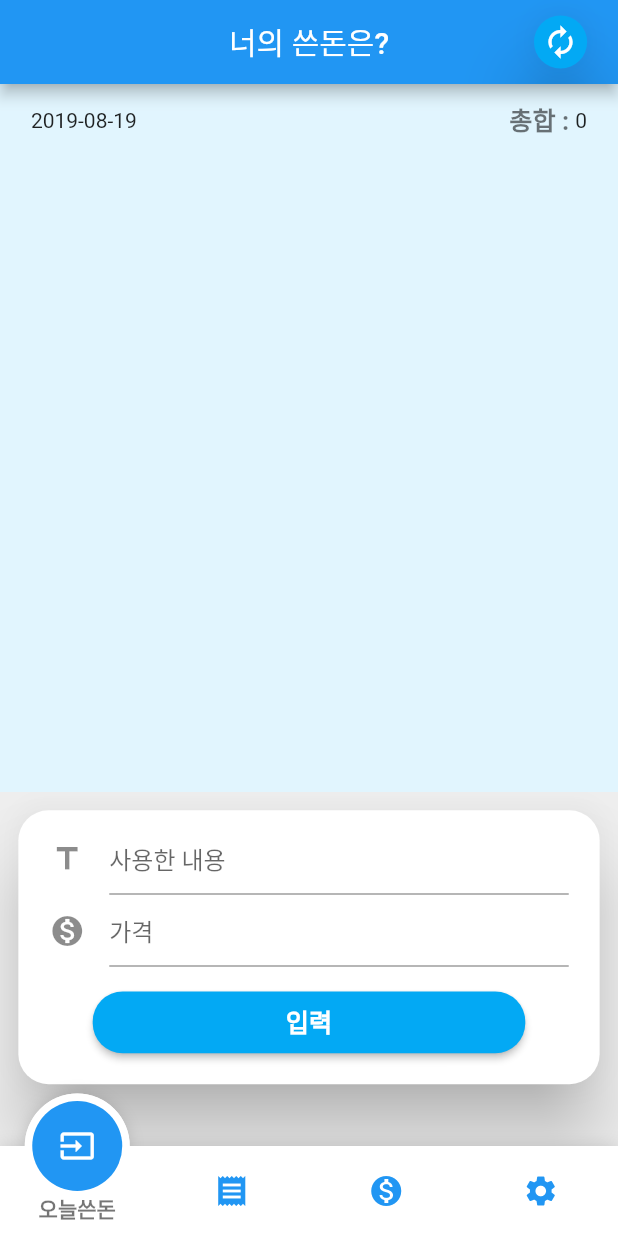
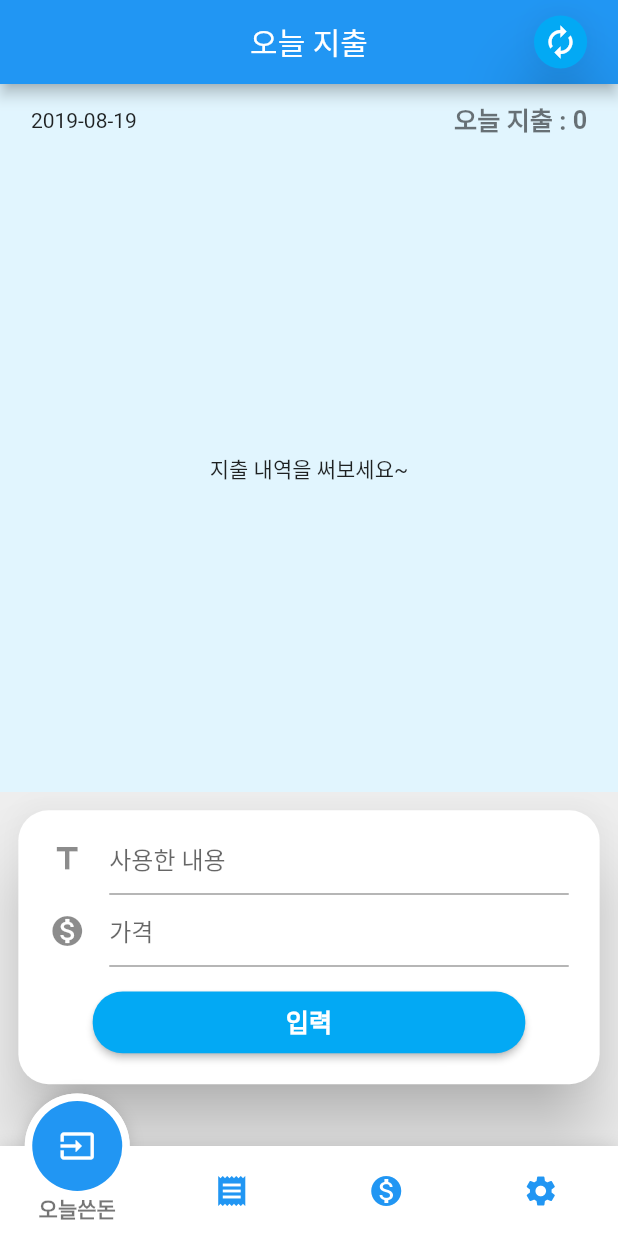
Before and after one commit to skykec4/simple_trip, a Flutter app: the screen it shows after launch, on a phone screen of 412 x 824 dp. Run offline on Flutter 3.47's test engine with Material 2 defaults, Android fonts, the phone set to English and light mode, and no system bars; drawn by our look-alikes of fancy_bottom_navigation; our stand-ins replace localstorage, shared_preferences, sqflite, table_calendar; accounts and stored records are empty.

Commit message:
코드 정리 및 전체 지출 리스트 수정

```diff
--- a/lib/main.dart
+++ b/lib/main.dart
@@ -23,6 +23,7 @@ class MyApp extends StatelessWidget {
     }
 
     return MaterialApp(
+      debugShowCheckedModeBanner: false,
       title: 'Flutter Demo',
       theme: ThemeData(
         primarySwatch: Colors.blue,
--- a/lib/models/money.dart
+++ b/lib/models/money.dart
@@ -3,6 +3,7 @@ class Money {
   String _title;
   int _money;
   String _date;
+  int _total;
 
 //  Money(this._title, this._money, this._date);
 
@@ -15,6 +16,8 @@ class Money {
   int get money => _money;
 
   String get date => _date;
+
+  int get total => _total;
 
   set title(String newTitle) {
     if (newTitle.length <= 255) {
@@ -37,6 +40,12 @@ class Money {
     map['money'] = _money;
     map['date'] = _date;
 
+    if(total != null){
+      map['total'] = _total;
+    }
+
+
+
     return map;
   }
 
@@ -45,5 +54,6 @@ class Money {
     this._title = map['title'];
     this._money = map['money'];
     this._date = map['date'];
+    this._total = map['total'];
   }
 }
--- a/lib/src/input_money.dart
+++ b/lib/src/input_money.dart
@@ -1,14 +1,10 @@
 import 'package:flutter/material.dart';
 import 'package:intl/intl.dart';
-
-//import 'package:myapp/util/store.dart';
-import 'package:provider/provider.dart';
-//import 'package:localstorage/localstorage.dart';
-
 import 'dart:async';
 import 'package:myapp/models/money.dart';
 import 'package:myapp/utils/database_helper.dart';
 import 'package:sqflite/sqflite.dart';
+import 'package:myapp/utils/integer_format.dart';
 
 class InputMoney extends StatefulWidget {
   @override
@@ -18,44 +14,26 @@ class InputMoney extends StatefulWidget {
 class _InputMoneyState extends State<InputMoney> {
   DatabaseHelper databaseHelper = DatabaseHelper();
   List<Money> moneyList;
-  int count = 0;
+  int moneyListLength = 0;
+  int total = 0;
+  IntegerFormat formatter = new IntegerFormat();
 
   final _formKey = GlobalKey<FormState>();
   final GlobalKey<AnimatedListState> _listKey = GlobalKey();
 
   TextEditingController _title = TextEditingController();
   TextEditingController _money = TextEditingController();
-  var formatter = new NumberFormat("#,###");
 
   final FocusNode _titleFocus = FocusNode();
   final FocusNode _moneyFocus = FocusNode();
 
-  //localStorage
-//  final LocalStorage storage = new LocalStorage('trip');
-
-//  var now = DateTime.now();
-
-  var today = DateTime.now().year.toString() +
-      (DateTime.now().month.toString().length == 1
-          ? "0" + DateTime.now().month.toString()
-          : DateTime.now().month.toString()) +
-      (DateTime.now().day.toString().length == 1
-          ? "0" + DateTime.now().day.toString()
-          : DateTime.now().day.toString());
-
   @override
   Widget build(BuildContext context) {
     Size size = MediaQuery.of(context).size;
-//    var getData = storage.getItem("use_money");
-//    print(getData);
+
     if (moneyList == null) {
       moneyList = List<Money>();
       updateListView();
-    }
-    int total = 0;
-
-    for (int i = 0; i < moneyList.length; i++) {
-      total = total + moneyList[i].money;
     }
 
     return Container(
@@ -86,31 +64,21 @@ class _InputMoneyState extends State<InputMoney> {
                             children: <Widget>[
                               Text(DateFormat('yyyy-MM-dd')
                                   .format(DateTime.now())),
-//                              Text(
-//                                Provider.of<Money>(context, listen: true)
-//                                    .getNow
-//                                    .toString(),
-//                                textScaleFactor: 1.5,
-//                                style: TextStyle(
-//                                    color: Colors.black54,
-//                                    fontWeight: FontWeight.bold),
-//                              ),
                               Container(
                                   child: Row(
                                 children: <Widget>[
                                   Text(
-                                    '총합 : ',
+                                    '오늘 지출 : ',
                                     textScaleFactor: 1.2,
                                     style: TextStyle(
                                         fontWeight: FontWeight.bold,
                                         color: Colors.black54),
                                   ),
-                                  Text(total.toString())
-//                                  Text(
-//                                    formatter.format(Provider.of<Money>(context)
-//                                        .getTodayTotalMoney),
-//                                    textScaleFactor: 1.4,
-//                                  )
+                                  Text(formatter.getFormat(total),
+                                      textScaleFactor: 1.2,
+                                      style: TextStyle(
+                                          fontWeight: FontWeight.bold,
+                                          color: Colors.black54))
                                 ],
                               ))
                             ],
@@ -210,11 +178,9 @@ class _InputMoneyState extends State<InputMoney> {
                                         'title': _title.text,
                                         'money': _money.text
                                       };
-//                                      Provider.of<Money>(context)
-//                                          .setToday(list);
+
                                       _save(
                                           _title.text, int.parse(_money.text));
-//                                      _addAnItem();
                                       _title.text = '';
                                       _money.text = '';
 
@@ -244,18 +210,15 @@ class _InputMoneyState extends State<InputMoney> {
     if (moneyList == null) {
       moneyList = List<Money>();
     }
-    print("moneyList :::: $moneyList");
-//    var today = Provider.of<Money>(context).getToday;
 
-//    return AnimatedList(
-//      key: _listKey,
-//      initialItemCount: moneyList.length,
-//      itemBuilder: (context, index, animation) => _buildItem(context, moneyList[index], animation),
-//    );
-
+    if(moneyListLength == 0){
+      return Center(
+        child: Text('지출 내역을 써보세요~'),
+      );
+    }
 
     return ListView.builder(
-        itemCount: moneyList.length,
+        itemCount: moneyListLength,
         itemBuilder: (context, index) {
           return SizedBox(
             height: MediaQuery.of(context).size.height * 0.1,
@@ -276,7 +239,7 @@ class _InputMoneyState extends State<InputMoney> {
                       mainAxisAlignment: MainAxisAlignment.spaceBetween,
                       children: <Widget>[
                         Text(moneyList[index].title),
-                        Text(moneyList[index].money.toString()),
+                        Text(formatter.getFormat(moneyList[index].money)),
                       ],
                     ),
                   )),
@@ -304,8 +267,8 @@ class _InputMoneyState extends State<InputMoney> {
       ),
     );
   }
+
   void _addAnItem() {
-
     final Future<Database> dbFuture = databaseHelper.initDatabase();
     dbFuture.then((database) {
       Future<List<Money>> moneyListFuture = databaseHelper.getMoneyList();
@@ -313,7 +276,7 @@ class _InputMoneyState extends State<InputMoney> {
       moneyListFuture.then((moneyList) {
         setState(() {
           this.moneyList = moneyList;
-          this.count = moneyList.length;
+          this.moneyListLength = moneyList.length;
         });
       });
     });
@@ -322,11 +285,9 @@ class _InputMoneyState extends State<InputMoney> {
     _listKey.currentState.insertItem(0);
   }
 
-
   void _save(String newTitle, int newMoney) async {
     updateListView();
     int nextId = await databaseHelper.nextId();
-    print('nextId111111 : $nextId');
     if (nextId == null) {
       nextId = 1;
     } else {
@@ -336,10 +297,7 @@ class _InputMoneyState extends State<InputMoney> {
     String date = DateFormat('yyyyMMdd').format(DateTime.now());
     Money money = new Money(newTitle, newMoney, date);
 
-    print('money : $money');
-
     int result = await databaseHelper.insertMoney(money);
-    print('result : $result');
 
     if (result != 0) {
 //      _showAlertDialog('성공', '정상저장');
@@ -379,7 +337,10 @@ class _InputMoneyState extends State<InputMoney> {
       moneyListFuture.then((moneyList) {
         setState(() {
           this.moneyList = moneyList;
-          this.count = moneyList.length;
+          this.moneyListLength = moneyList.length;
+          if (moneyList.length != 0) {
+            this.total = moneyList[0].total;
+          }
         });
       });
     });
--- a/lib/src/main_page.dart
+++ b/lib/src/main_page.dart
@@ -6,7 +6,6 @@ import 'setting.dart';
 import 'exchange_rate.dart';
 
 class MainPage extends StatefulWidget {
-
   @override
   _MainPageState createState() => _MainPageState();
 }
@@ -15,13 +14,14 @@ class _MainPageState extends State<MainPage> {
   int _index = 0;
 
   var _list = [InputMoney(), Result(), ExchangeRate(), Setting()];
+  var _titleList = ['오늘 지출', '전체 지출', '환율', '세팅'];
 
   @override
   Widget build(BuildContext context) {
     Size size = MediaQuery.of(context).size;
     return Scaffold(
       appBar: AppBar(
-        title: Text('너의 쓴돈은?'),
+        title: Text(_titleList[_index]),
         centerTitle: true,
         actions: <Widget>[
           Container(
--- /dev/null
+++ b/lib/utils/integer_format.dart
@@ -0,0 +1,7 @@
+import 'package:intl/intl.dart';
+
+var formatter = new NumberFormat("#,###");
+
+class IntegerFormat {
+  String getFormat(int format) => formatter.format(format);
+}
```
Also changed, not shown: lib/src/result.dart (+109 -68 lines), lib/utils/database_helper.dart (+9 -4 lines). Lines whose indentation alone changed are shown as unchanged.
